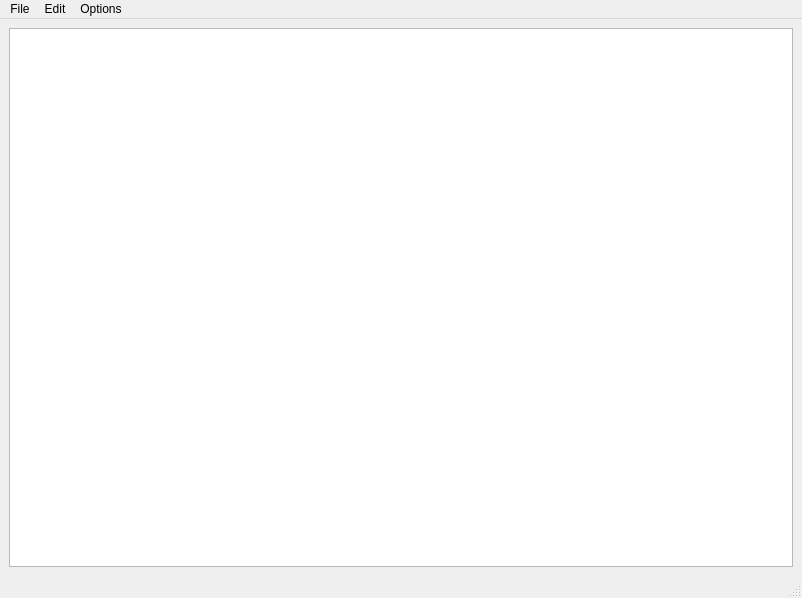
Before: the Qt Designer form text_editor.ui in finnhewes/3writes, drawn with Qt 5.
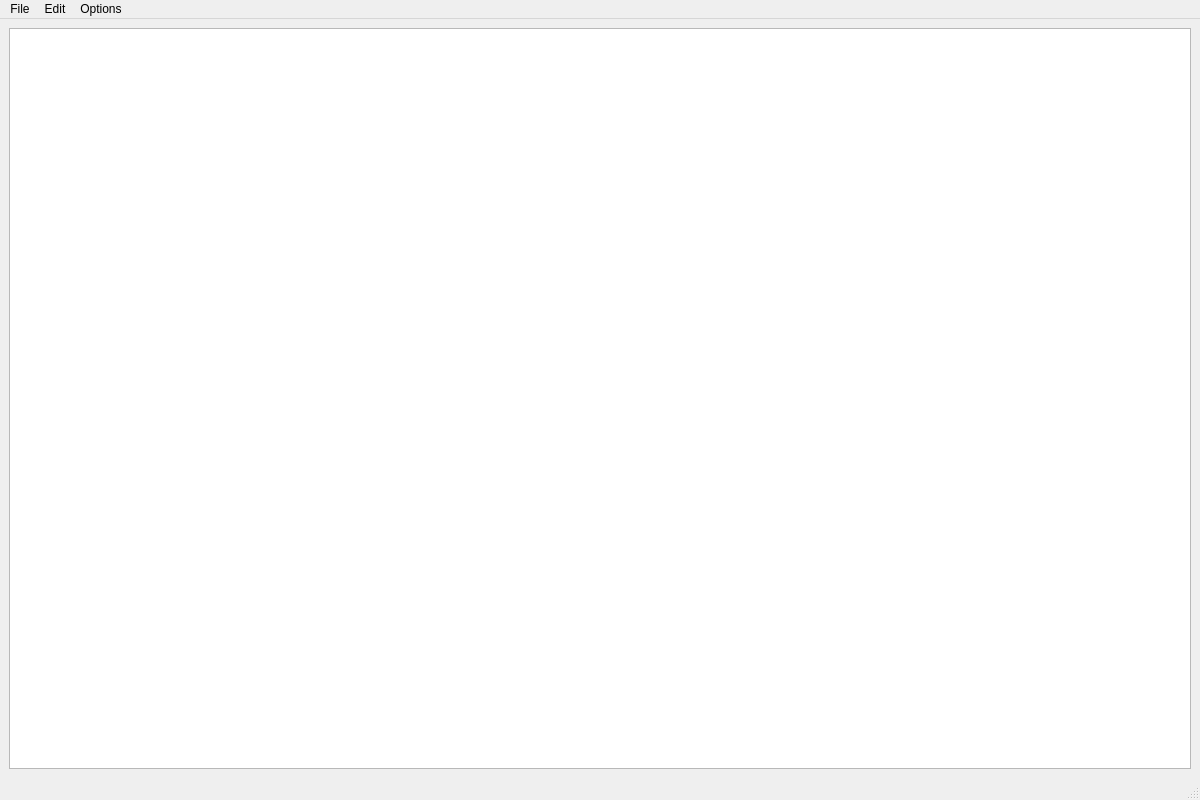
After: the same form once the commit is applied.

Commit message: enlarged window size

```diff
--- a/text_editor.ui
+++ b/text_editor.ui
@@ -6,8 +6,8 @@
    <rect>
     <x>0</x>
     <y>0</y>
-    <width>802</width>
-    <height>598</height>
+    <width>1200</width>
+    <height>800</height>
    </rect>
   </property>
   <property name="windowTitle">
```
Left out of the diff: 1 changed line with no effect on the pictures.
